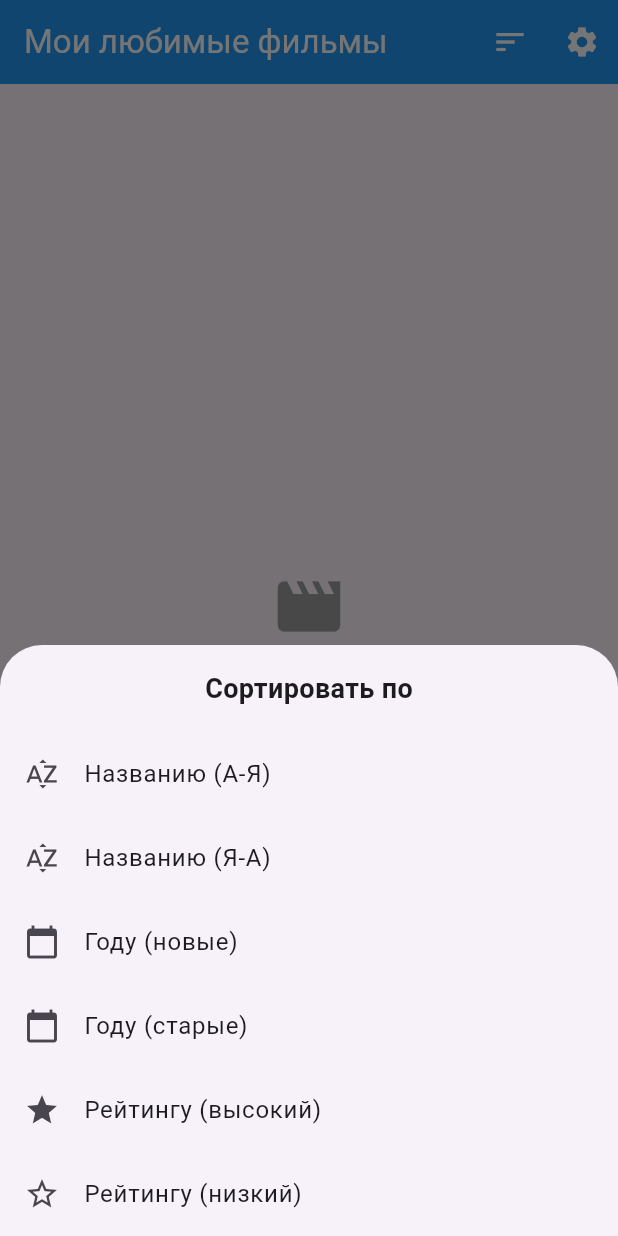
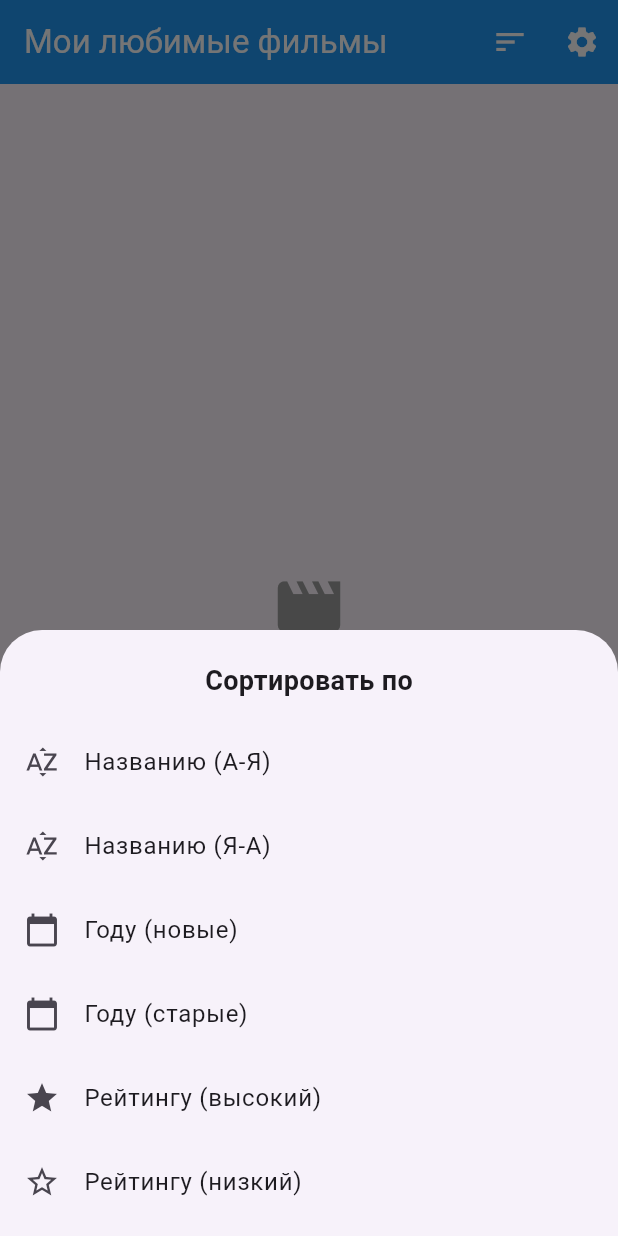
Before and after one commit to Gor52/flutter4, a Flutter app: the screen it shows after launch, after a tap on the "sort" icon, on a phone screen of 412 x 824 dp. Run offline on Flutter 3.47's test engine with Material 3 defaults, Android fonts, the phone set to English and light mode, and no system bars; our stand-ins replace flutter_bloc, hive, hive_flutter, image_picker, shared_preferences; accounts and stored records are empty.

Commit message:
first commit

```diff
--- a/lib/main.dart
+++ b/lib/main.dart
@@ -1,55 +1,36 @@
 import 'package:flutter/material.dart';
+import 'package:flutter_bloc/flutter_bloc.dart';
 import 'package:hive_flutter/hive_flutter.dart';
-import 'package:shared_preferences/shared_preferences.dart';
 import 'movie_model.dart';
 import 'movie_list_screen.dart';
 import 'settings_screen.dart';
+import 'theme_cubit.dart';
+import 'movie_cubit.dart';
 
 void main() async {
   WidgetsFlutterBinding.ensureInitialized();
   await Hive.initFlutter();
   Hive.registerAdapter(MovieAdapter());
-  await Hive.openBox<Movie>('moviesBox');
+  final moviesBox = await Hive.openBox<Movie>('moviesBox');
 
-  final prefs = await SharedPreferences.getInstance();
-  final isDarkMode = prefs.getBool('isDarkMode') ?? false;
-
-  runApp(MyApp(isDarkMode: isDarkMode));
+  runApp(
+    MultiBlocProvider(
+      providers: [
+        BlocProvider(create: (_) => ThemeCubit()..init()),
+        BlocProvider(create: (_) => MovieCubit(moviesBox)..loadMovies()),
+      ],
+      child: const MyApp(),
+    ),
+  );
 }
 
-class MyApp extends StatefulWidget {
-  final bool isDarkMode;
-
-  const MyApp({super.key, required this.isDarkMode});
-
-  @override
-  State<MyApp> createState() => _MyAppState();
-
-  static _MyAppState? of(BuildContext context) =>
-      context.findAncestorStateOfType<_MyAppState>();
-}
-
-class _MyAppState extends State<MyApp> {
-  late bool _isDarkMode;
-
-  @override
-  void initState() {
-    super.initState();
-    _isDarkMode = widget.isDarkMode;
-  }
-
-  Future<void> toggleTheme(bool isDarkMode) async {
-    final prefs = await SharedPreferences.getInstance();
-    await prefs.setBool('isDarkMode', isDarkMode);
-    if (mounted) {
-      setState(() {
-        _isDarkMode = isDarkMode;
-      });
-    }
-  }
+class MyApp extends StatelessWidget {
+  const MyApp({super.key});
 
   @override
   Widget build(BuildContext context) {
+    return BlocBuilder<ThemeCubit, bool>(
+      builder: (context, isDarkMode) {
         return MaterialApp(
           title: 'Мои любимые фильмы',
           theme: ThemeData(
@@ -68,14 +49,13 @@ class _MyAppState extends State<MyApp> {
               backgroundColor: Colors.blueGrey,
             ),
           ),
-      themeMode: _isDarkMode ? ThemeMode.dark : ThemeMode.light,
+          themeMode: isDarkMode ? ThemeMode.dark : ThemeMode.light,
           home: const MovieListScreen(),
           debugShowCheckedModeBanner: false,
           routes: {
-        '/settings': (context) => SettingsScreen(
-              isDarkMode: _isDarkMode,
-              onThemeChanged: toggleTheme,
-            ),
+            '/settings': (context) => const SettingsScreen(),
+          },
+        );
       },
     );
   }
--- /dev/null
+++ b/lib/movie_cubit.dart
@@ -0,0 +1,55 @@
+import 'package:flutter_bloc/flutter_bloc.dart';
+import 'package:hive/hive.dart';
+import 'movie_model.dart';
+
+class MovieCubit extends Cubit<List<Movie>> {
+  final Box<Movie> _moviesBox;
+
+  MovieCubit(this._moviesBox) : super(_moviesBox.values.toList());
+
+  void loadMovies() {
+    emit(_moviesBox.values.toList());
+  }
+
+  void addMovie(Movie movie) {
+    _moviesBox.add(movie);
+    loadMovies();
+  }
+
+  void updateMovie(int index, Movie movie) {
+    _moviesBox.putAt(index, movie);
+    loadMovies();
+  }
+
+  void deleteMovie(int index) {
+    _moviesBox.deleteAt(index);
+    loadMovies();
+  }
+
+  void sortMovies(String sortBy) {
+    final movies = List<Movie>.from(state);
+
+    switch (sortBy) {
+      case 'title_asc':
+        movies.sort((a, b) => a.title.compareTo(b.title));
+        break;
+      case 'title_desc':
+        movies.sort((a, b) => b.title.compareTo(a.title));
+        break;
+      case 'year_asc':
+        movies.sort((a, b) => a.year.compareTo(b.year));
+        break;
+      case 'year_desc':
+        movies.sort((a, b) => b.year.compareTo(a.year));
+        break;
+      case 'rating_asc':
+        movies.sort((a, b) => a.rating.compareTo(b.rating));
+        break;
+      case 'rating_desc':
+        movies.sort((a, b) => b.rating.compareTo(a.rating));
+        break;
+    }
+
+    emit(movies);
+  }
+}
--- a/lib/movie_list_screen.dart
+++ b/lib/movie_list_screen.dart
@@ -1,28 +1,155 @@
 import 'dart:io';
 import 'package:flutter/material.dart';
-import 'package:hive/hive.dart';
-import 'package:hive_flutter/hive_flutter.dart';
+import 'package:flutter_bloc/flutter_bloc.dart';
 import 'package:image_picker/image_picker.dart';
 import 'movie_model.dart';
+import 'movie_cubit.dart';
 
-class MovieListScreen extends StatefulWidget {
+class MovieListScreen extends StatelessWidget {
   const MovieListScreen({super.key});
 
   @override
-  State<MovieListScreen> createState() => _MovieListScreenState();
+  Widget build(BuildContext context) {
+    return Scaffold(
+      appBar: AppBar(
+        title: const Text('Мои любимые фильмы'),
+        actions: [
+          IconButton(
+            icon: const Icon(Icons.sort),
+            onPressed: () => _showSortOptions(context),
+          ),
+          IconButton(
+            icon: const Icon(Icons.settings),
+            onPressed: () => Navigator.pushNamed(context, '/settings'),
+          ),
+        ],
+      ),
+      body: BlocBuilder<MovieCubit, List<Movie>>(
+        builder: (context, movies) {
+          if (movies.isEmpty) {
+            return Center(
+              child: Column(
+                mainAxisAlignment: MainAxisAlignment.center,
+                children: [
+                  const Icon(Icons.movie, size: 50, color: Colors.grey),
+                  const SizedBox(height: 16),
+                  Text(
+                    'Список фильмов пуст',
+                    style: Theme.of(context).textTheme.titleLarge,
+                  ),
+                  const SizedBox(height: 8),
+                  const Text('Нажмите "+" чтобы добавить фильм'),
+                ],
+              ),
+            );
+          }
+          return ListView.builder(
+            padding: const EdgeInsets.all(8),
+            itemCount: movies.length,
+            itemBuilder: (context, index) {
+              final movie = movies[index];
+              return Card(
+                margin: const EdgeInsets.symmetric(vertical: 8),
+                elevation: 2,
+                child: InkWell(
+                  borderRadius: BorderRadius.circular(12),
+                  onTap: () => _addOrEditMovie(context, index: index),
+                  child: Padding(
+                    padding: const EdgeInsets.all(12),
+                    child: Row(
+                      crossAxisAlignment: CrossAxisAlignment.start,
+                      children: [
+                        ClipRRect(
+                          borderRadius: BorderRadius.circular(8),
+                          child: movie.imagePath != null
+                              ? Image.file(
+                                  File(movie.imagePath!),
+                                  width: 80,
+                                  height: 120,
+                                  fit: BoxFit.cover,
+                                )
+                              : Container(
+                                  width: 80,
+                                  height: 120,
+                                  color: Colors.grey[300],
+                                  child: const Icon(Icons.movie, size: 40),
+                                ),
+                        ),
+                        const SizedBox(width: 16),
+                        Expanded(
+                          child: Column(
+                            crossAxisAlignment: CrossAxisAlignment.start,
+                            children: [
+                              Text(
+                                movie.title,
+                                style: const TextStyle(
+                                  fontSize: 18,
+                                  fontWeight: FontWeight.bold,
+                                ),
+                              ),
+                              const SizedBox(height: 4),
+                              Text(
+                                'Режиссер: ${movie.director}',
+                                style: TextStyle(
+                                  color: Theme.of(context).textTheme.bodySmall?.color,
+                                ),
+                              ),
+                              const SizedBox(height: 4),
+                              Text(
+                                'Год: ${movie.year} • Жанр: ${movie.genre}',
+                              ),
+                              const SizedBox(height: 8),
+                              Row(
+                                children: [
+                                  Icon(Icons.star, color: Colors.amber[600], size: 20),
+                                  const SizedBox(width: 4),
+                                  Text(
+                                    movie.rating.toStringAsFixed(1),
+                                    style: const TextStyle(fontWeight: FontWeight.bold),
+                                  ),
+                                  const Text('/10'),
+                                ],
+                              ),
+                            ],
+                          ),
+                        ),
+                        Column(
+                          children: [
+                            IconButton(
+                              icon: const Icon(Icons.edit, color: Colors.blue),
+                              onPressed: () => _addOrEditMovie(context, index: index),
+                            ),
+                            IconButton(
+                              icon: const Icon(Icons.delete, color: Colors.red),
+                              onPressed: () => _deleteMovie(context, index),
+                            ),
+                          ],
+                        ),
+                      ],
+                    ),
+                  ),
+                ),
+              );
+            },
+          );
+        },
+      ),
+      floatingActionButton: FloatingActionButton(
+        onPressed: () => _addOrEditMovie(context),
+        child: const Icon(Icons.add),
+      ),
+    );
   }
 
-class _MovieListScreenState extends State<MovieListScreen> {
-  final _moviesBox = Hive.box<Movie>('moviesBox');
+  static Future<void> _addOrEditMovie(BuildContext context, {int? index}) async {
+    final cubit = context.read<MovieCubit>();
+    final isEditing = index != null;
+    final movie = isEditing ? cubit.state[index] : null;
     final _genreOptions = [
       'Боевик', 'Комедия', 'Драма', 'Фантастика', 'Ужасы',
       'Триллер', 'Романтика', 'Анимация', 'Документальный', 'Не указан'
     ];
-  final ImagePicker _picker = ImagePicker();
-
-  Future<void> _addOrEditMovie({int? index}) async {
-    final isEditing = index != null;
-    final movie = isEditing ? _moviesBox.getAt(index) : null;
+    final _picker = ImagePicker();
 
     final titleController = TextEditingController(text: movie?.title ?? '');
     final directorController = TextEditingController(text: movie?.director ?? '');
@@ -170,9 +297,9 @@ class _MovieListScreenState extends State<MovieListScreen> {
                     );
 
                     if (isEditing) {
-                      _moviesBox.putAt(index, newMovie);
+                      cubit.updateMovie(index!, newMovie);
                     } else {
-                      _moviesBox.add(newMovie);
+                      cubit.addMovie(newMovie);
                     }
                     Navigator.pop(context);
                   }
@@ -186,7 +313,8 @@ class _MovieListScreenState extends State<MovieListScreen> {
     );
   }
 
-  void _deleteMovie(int index) {
+  static void _deleteMovie(BuildContext context, int index) {
+    final cubit = context.read<MovieCubit>();
     showDialog(
       context: context,
       builder: (context) => AlertDialog(
@@ -199,7 +327,7 @@ class _MovieListScreenState extends State<MovieListScreen> {
           ),
           TextButton(
             onPressed: () {
-              _moviesBox.deleteAt(index);
+              cubit.deleteMovie(index);
               Navigator.pop(context);
               ScaffoldMessenger.of(context).showSnackBar(
                 const SnackBar(content: Text('Фильм удален')),
@@ -212,25 +340,34 @@ class _MovieListScreenState extends State<MovieListScreen> {
     );
   }
 
-  void _showSortOptions() {
+  static void _showSortOptions(BuildContext context) {
+  final cubit = context.read<MovieCubit>();
   showModalBottomSheet(
     context: context,
     builder: (context) {
-        return Column(
+      return SafeArea(
+        child: Padding(
+          padding: const EdgeInsets.symmetric(vertical: 8.0),
+          child: Column(
             mainAxisSize: MainAxisSize.min,
             children: [
               const Padding(
-              padding: EdgeInsets.all(16.0),
+                padding: EdgeInsets.all(13.0),
                 child: Text(
                   'Сортировать по',
                   style: TextStyle(fontSize: 18, fontWeight: FontWeight.bold),
                 ),
               ),
+              Flexible(
+                child: ListView(
+                  shrinkWrap: true,
+                  physics: const NeverScrollableScrollPhysics(),
+                  children: [
                     ListTile(
                       leading: const Icon(Icons.sort_by_alpha),
                       title: const Text('Названию (А-Я)'),
                       onTap: () {
-                _sortMovies('title_asc');
+                        cubit.sortMovies('title_asc');
                         Navigator.pop(context);
                       },
                     ),
@@ -238,7 +375,7 @@ class _MovieListScreenState extends State<MovieListScreen> {
                       leading: const Icon(Icons.sort_by_alpha),
                       title: const Text('Названию (Я-А)'),
                       onTap: () {
-                _sortMovies('title_desc');
+                        cubit.sortMovies('title_desc');
                         Navigator.pop(context);
                       },
                     ),
@@ -246,7 +383,7 @@ class _MovieListScreenState extends State<MovieListScreen> {
                       leading: const Icon(Icons.calendar_today),
                       title: const Text('Году (новые)'),
                       onTap: () {
-                _sortMovies('year_desc');
+                        cubit.sortMovies('year_desc');
                         Navigator.pop(context);
                       },
                     ),
@@ -254,7 +391,7 @@ class _MovieListScreenState extends State<MovieListScreen> {
                       leading: const Icon(Icons.calendar_today),
                       title: const Text('Году (старые)'),
                       onTap: () {
-                _sortMovies('year_asc');
+                        cubit.sortMovies('year_asc');
                         Navigator.pop(context);
                       },
                     ),
@@ -262,7 +399,7 @@ class _MovieListScreenState extends State<MovieListScreen> {
                       leading: const Icon(Icons.star),
                       title: const Text('Рейтингу (высокий)'),
                       onTap: () {
-                _sortMovies('rating_desc');
+                        cubit.sortMovies('rating_desc');
                         Navigator.pop(context);
                       },
                     ),
@@ -270,180 +407,18 @@ class _MovieListScreenState extends State<MovieListScreen> {
                       leading: const Icon(Icons.star_border),
                       title: const Text('Рейтингу (низкий)'),
                       onTap: () {
-                _sortMovies('rating_asc');
+                        cubit.sortMovies('rating_asc');
                         Navigator.pop(context);
                       },
                     ),
                   ],
-        );
-      },
-    );
-  }
-
-  void _sortMovies(String sortBy) {
-  final movies = _moviesBox.values.toList();
-
-  switch (sortBy) {
-    case 'title_asc':
-      movies.sort((a, b) => a.title.compareTo(b.title));
-      break;
-    case 'title_desc':
-      movies.sort((a, b) => b.title.compareTo(a.title));
-      break;
-    case 'year_asc':
-      movies.sort((a, b) => a.year.compareTo(b.year));
-      break;
-    case 'year_desc':
-      movies.sort((a, b) => b.year.compareTo(a.year));
-      break;
-    case 'rating_asc':
-      movies.sort((a, b) => a.rating.compareTo(b.rating));
-      break;
-    case 'rating_desc':
-      movies.sort((a, b) => b.rating.compareTo(a.rating));
-      break;
-  }
-
-  final keys = _moviesBox.keys.toList();
-
-  for (var i = 0; i < movies.length; i++) {
-    _moviesBox.put(keys[i], movies[i]);
-  }
-
-  setState(() {});
-}
-
-  @override
-  Widget build(BuildContext context) {
-    return Scaffold(
-      appBar: AppBar(
-        title: const Text('Мои любимые фильмы'),
-        actions: [
-          IconButton(
-            icon: const Icon(Icons.sort),
-            onPressed: _showSortOptions,
                 ),
-          IconButton(
-            icon: const Icon(Icons.settings),
-            onPressed: () => Navigator.pushNamed(context, '/settings'),
               ),
             ],
-      ),
-      body: ValueListenableBuilder(
-        valueListenable: _moviesBox.listenable(),
-        builder: (context, Box<Movie> box, _) {
-          if (box.isEmpty) {
-            return Center(
-              child: Column(
-                mainAxisAlignment: MainAxisAlignment.center,
-                children: [
-                  const Icon(Icons.movie, size: 50, color: Colors.grey),
-                  const SizedBox(height: 16),
-                  Text(
-                    'Список фильмов пуст',
-                    style: Theme.of(context).textTheme.titleLarge,
-                  ),
-                  const SizedBox(height: 8),
-                  const Text('Нажмите "+" чтобы добавить фильм'),
-                ],
-              ),
-            );
-          }
-          return ListView.builder(
-            padding: const EdgeInsets.all(8),
-            itemCount: box.length,
-            itemBuilder: (context, index) {
-              final movie = box.getAt(index);
-              return Card(
-                margin: const EdgeInsets.symmetric(vertical: 8),
-                elevation: 2,
-                child: InkWell(
-                  borderRadius: BorderRadius.circular(12),
-                  onTap: () => _addOrEditMovie(index: index),
-                  child: Padding(
-                    padding: const EdgeInsets.all(12),
-                    child: Row(
-                      crossAxisAlignment: CrossAxisAlignment.start,
-                      children: [
-                        ClipRRect(
-                          borderRadius: BorderRadius.circular(8),
-                          child: movie?.imagePath != null
-                              ? Image.file(
-                                  File(movie!.imagePath!),
-                                  width: 80,
-                                  height: 120,
-                                  fit: BoxFit.cover,
-                                )
-                              : Container(
-                                  width: 80,
-                                  height: 120,
-                                  color: Colors.grey[300],
-                                  child: const Icon(Icons.movie, size: 40),
-                                ),
-                        ),
-                        const SizedBox(width: 16),
-                        Expanded(
-                          child: Column(
-                            crossAxisAlignment: CrossAxisAlignment.start,
-                            children: [
-                              Text(
-                                movie!.title,
-                                style: const TextStyle(
-                                  fontSize: 18,
-                                  fontWeight: FontWeight.bold,
-                                ),
-                              ),
-                              const SizedBox(height: 4),
-                              Text(
-                                'Режиссер: ${movie.director}',
-                                style: TextStyle(
-                                  color: Theme.of(context).textTheme.bodySmall?.color,
-                                ),
-                              ),
-                              const SizedBox(height: 4),
-                              Text(
-                                'Год: ${movie.year} • Жанр: ${movie.genre}',
-                              ),
-                              const SizedBox(height: 8),
-                              Row(
-                                children: [
-                                  Icon(Icons.star, color: Colors.amber[600], size: 20),
-                                  const SizedBox(width: 4),
-                                  Text(
-                                    movie.rating.toStringAsFixed(1),
-                                    style: const TextStyle(fontWeight: FontWeight.bold),
-                                  ),
-                                  const Text('/10'),
-                                ],
-                              ),
-                            ],
-                          ),
-                        ),
-                        Column(
-                          children: [
-                            IconButton(
-                              icon: const Icon(Icons.edit, color: Colors.blue),
-                              onPressed: () => _addOrEditMovie(index: index),
-                            ),
-                            IconButton(
-                              icon: const Icon(Icons.delete, color: Colors.red),
-                              onPressed: () => _deleteMovie(index),
-                            ),
-                          ],
-                        ),
-                      ],
-                    ),
           ),
         ),
       );
     },
   );
-        },
-      ),
-      floatingActionButton: FloatingActionButton(
-        onPressed: () => _addOrEditMovie(),
-        child: const Icon(Icons.add),
-      ),
-    );
 }
 }
--- /dev/null
+++ b/lib/theme_cubit.dart
@@ -0,0 +1,18 @@
+import 'package:flutter_bloc/flutter_bloc.dart';
+import 'package:shared_preferences/shared_preferences.dart';
+
+class ThemeCubit extends Cubit<bool> {
+  ThemeCubit() : super(false);
+
+  Future<void> init() async {
+    final prefs = await SharedPreferences.getInstance();
+    final isDarkMode = prefs.getBool('isDarkMode') ?? false;
+    emit(isDarkMode);
+  }
+
+  Future<void> toggleTheme(bool isDarkMode) async {
+    final prefs = await SharedPreferences.getInstance();
+    await prefs.setBool('isDarkMode', isDarkMode);
+    emit(isDarkMode);
+  }
+}
--- a/pubspec.yaml
+++ b/pubspec.yaml
@@ -1,4 +1,4 @@
-name: flutter_application_4
+name: flutter_application_5
 description: "A new Flutter project."
 # The following line prevents the package from being accidentally published to
 # pub.dev using `flutter pub publish`. This is preferred for private packages.
@@ -30,6 +30,8 @@ environment:
 dependencies:
   flutter:
     sdk: flutter
+  flutter_bloc: ^8.1.3
+  equatable: ^2.0.5
   hive: ^2.2.3
   hive_flutter: ^1.1.0
   path_provider: ^2.0.15
```
Also changed, not shown: lib/settings_screen.dart (+13 -14 lines), pubspec.lock, 126 other files. Lines whose indentation alone changed are shown as unchanged.
